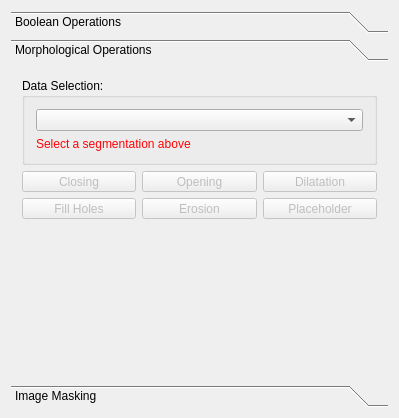
MITK/MITK, file Plugins/org.mitk.gui.qt.segmentation/src/internal/QmitkSegmentationUtilitiesViewControls.ui: the form before one commit.
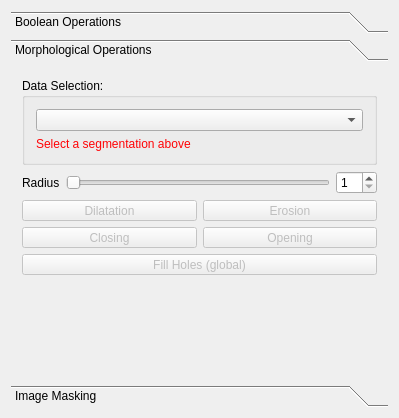
The form after the commit. The open tabs and pages were chosen to show the change. Icons and pictures are not drawn. Custom widgets are drawn as their Qt base class.

Commit message: implemented morphological operations

```diff
--- a/Plugins/org.mitk.gui.qt.segmentation/src/internal/QmitkSegmentationUtilitiesViewControls.ui
+++ b/Plugins/org.mitk.gui.qt.segmentation/src/internal/QmitkSegmentationUtilitiesViewControls.ui
@@ -169,8 +169,8 @@
        <rect>
         <x>0</x>
         <y>0</y>
-        <width>375</width>
-        <height>292</height>
+        <width>381</width>
+        <height>310</height>
        </rect>
       </property>
       <attribute name="icon">
@@ -210,6 +210,81 @@
        <item>
         <layout class="QHBoxLayout" name="horizontalLayout_2">
          <item>
+          <widget class="QLabel" name="label">
+           <property name="text">
+            <string>Radius</string>
+           </property>
+          </widget>
+         </item>
+         <item>
+          <widget class="QSlider" name="sliderMorphFactor">
+           <property name="minimum">
+            <number>1</number>
+           </property>
+           <property name="maximum">
+            <number>20</number>
+           </property>
+           <property name="pageStep">
+            <number>1</number>
+           </property>
+           <property name="orientation">
+            <enum>Qt::Horizontal</enum>
+           </property>
+          </widget>
+         </item>
+         <item>
+          <widget class="QSpinBox" name="spinBoxMorphFactor">
+           <property name="minimum">
+            <number>1</number>
+           </property>
+           <property name="maximum">
+            <number>20</number>
+           </property>
+          </widget>
+         </item>
+        </layout>
+       </item>
+       <item>
+        <layout class="QGridLayout" name="gridLayout">
+         <item row="0" column="0">
+          <widget class="QToolButton" name="btnDilatation">
+           <property name="enabled">
+            <bool>false</bool>
+           </property>
+           <property name="sizePolicy">
+            <sizepolicy hsizetype="Minimum" vsizetype="Fixed">
+             <horstretch>0</horstretch>
+             <verstretch>0</verstretch>
+            </sizepolicy>
+           </property>
+           <property name="text">
+            <string>Dilatation</string>
+           </property>
+           <property name="toolButtonStyle">
+            <enum>Qt::ToolButtonTextUnderIcon</enum>
+           </property>
+          </widget>
+         </item>
+         <item row="0" column="1">
+          <widget class="QToolButton" name="btnErosion">
+           <property name="enabled">
+            <bool>false</bool>
+           </property>
+           <property name="sizePolicy">
+            <sizepolicy hsizetype="Minimum" vsizetype="Fixed">
+             <horstretch>0</horstretch>
+             <verstretch>0</verstretch>
+            </sizepolicy>
+           </property>
+           <property name="text">
+            <string>Erosion</string>
+           </property>
+           <property name="toolButtonStyle">
+            <enum>Qt::ToolButtonTextUnderIcon</enum>
+           </property>
+          </widget>
+         </item>
+         <item row="1" column="0">
           <widget class="QToolButton" name="btnClosing">
            <property name="enabled">
             <bool>false</bool>
@@ -228,7 +303,7 @@
            </property>
           </widget>
          </item>
-         <item>
+         <item row="1" column="1">
           <widget class="QToolButton" name="btnOpening">
            <property name="enabled">
             <bool>false</bool>
@@ -247,30 +322,7 @@
            </property>
           </widget>
          </item>
-         <item>
-          <widget class="QToolButton" name="btnDilatation">
-           <property name="enabled">
-            <bool>false</bool>
-           </property>
-           <property name="sizePolicy">
-            <sizepolicy hsizetype="Minimum" vsizetype="Fixed">
-             <horstretch>0</horstretch>
-             <verstretch>0</verstretch>
-            </sizepolicy>
-           </property>
-           <property name="text">
-            <string>Dilatation</string>
-           </property>
-           <property name="toolButtonStyle">
-            <enum>Qt::ToolButtonTextUnderIcon</enum>
-           </property>
-          </widget>
-         </item>
-        </layout>
-       </item>
-       <item>
-        <layout class="QHBoxLayout" name="horizontalLayout_3">
-         <item>
+         <item row="2" column="0" colspan="2">
           <widget class="QToolButton" name="btnFillHoles">
            <property name="enabled">
             <bool>false</bool>
@@ -281,46 +333,11 @@
              <verstretch>0</verstretch>
             </sizepolicy>
            </property>
-           <property name="text">
-            <string>Fill Holes</string>
+           <property name="toolTip">
+            <string>Fills holes in the binary image globally. No radius required.</string>
            </property>
-           <property name="toolButtonStyle">
-            <enum>Qt::ToolButtonTextUnderIcon</enum>
-           </property>
-          </widget>
-         </item>
-         <item>
-          <widget class="QToolButton" name="btnErosion">
-           <property name="enabled">
-            <bool>false</bool>
-           </property>
-           <property name="sizePolicy">
-            <sizepolicy hsizetype="Minimum" vsizetype="Fixed">
-             <horstretch>0</horstretch>
-             <verstretch>0</verstretch>
-            </sizepolicy>
-           </property>
            <property name="text">
-            <string>Erosion</string>
-           </property>
-           <property name="toolButtonStyle">
-            <enum>Qt::ToolButtonTextUnderIcon</enum>
-           </property>
-          </widget>
-         </item>
-         <item>
-          <widget class="QToolButton" name="btnPlaceholder">
-           <property name="enabled">
-            <bool>false</bool>
-           </property>
-           <property name="sizePolicy">
-            <sizepolicy hsizetype="Minimum" vsizetype="Fixed">
-             <horstretch>0</horstretch>
-             <verstretch>0</verstretch>
-            </sizepolicy>
-           </property>
-           <property name="text">
-            <string>Placeholder</string>
+            <string>Fill Holes (global)</string>
            </property>
            <property name="toolButtonStyle">
             <enum>Qt::ToolButtonTextUnderIcon</enum>
```
Left out of the diff: 45 changed lines with no effect on the pictures. The commit also changes 2 other files.
